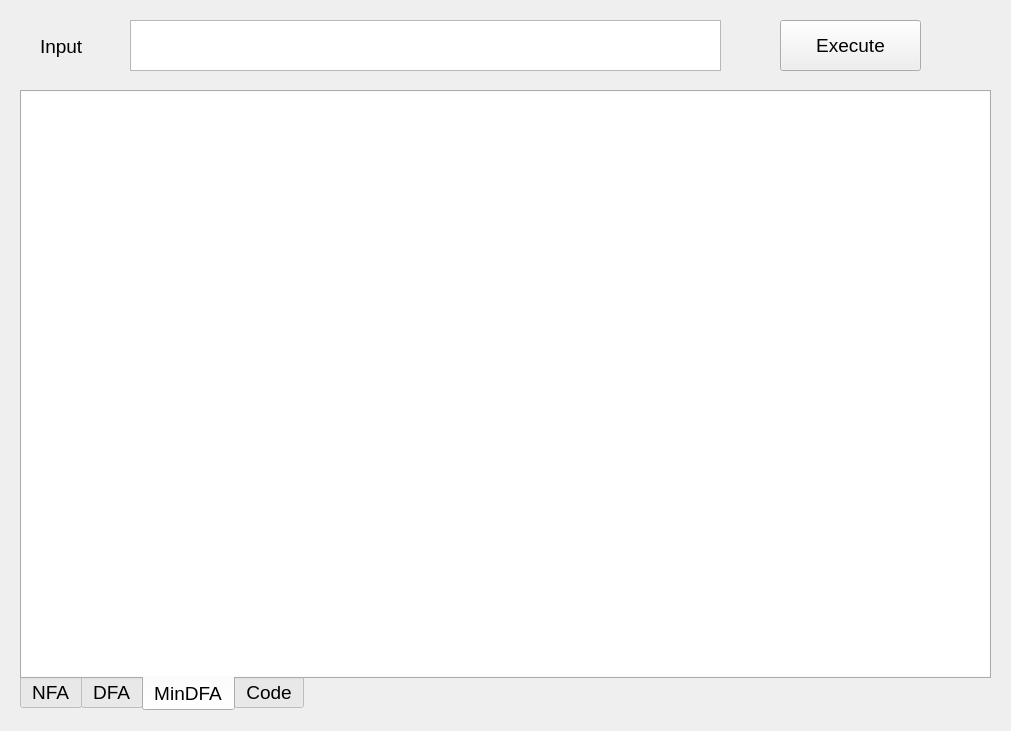
Qt form Project2/mainwidget.ui (dzcgood/CompilePrincipleExperiment) before a commit.
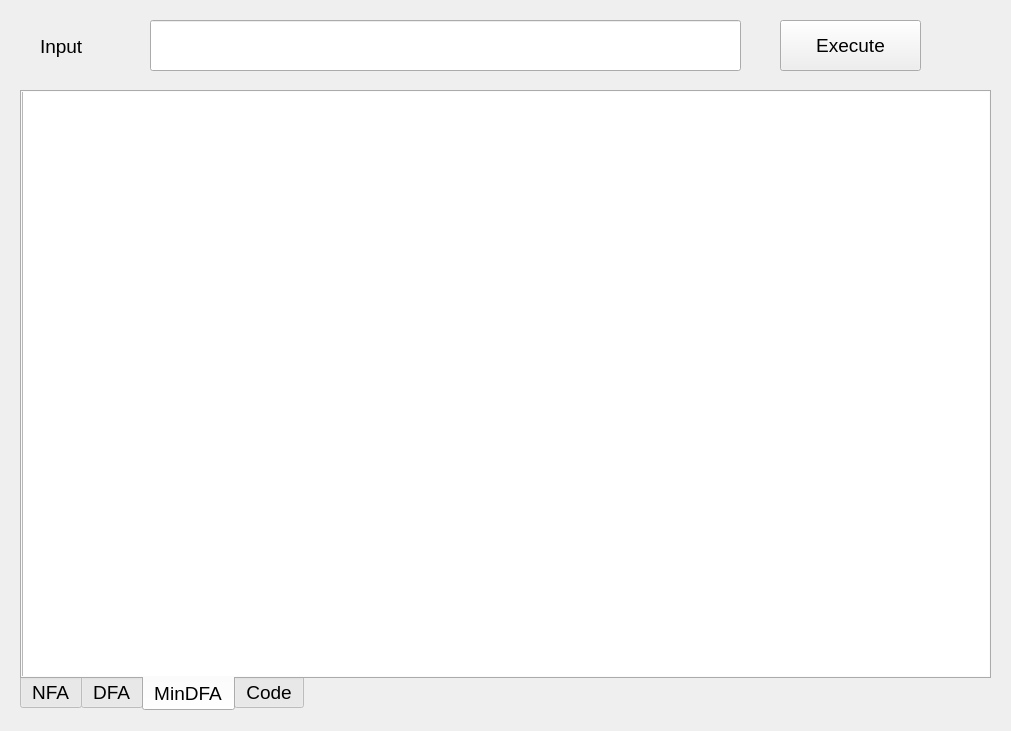
The same form after that commit. The open tabs and pages were chosen to show the change.

The edit to the form file:
```diff
--- a/Project2/mainwidget.ui
+++ b/Project2/mainwidget.ui
@@ -73,10 +73,10 @@
     <attribute name="title">
      <string>MinDFA</string>
     </attribute>
-    <widget class="QTextBrowser" name="minDfaTable">
+    <widget class="QTableWidget" name="minDfaTable">
      <property name="geometry">
       <rect>
-       <x>-10</x>
+       <x>0</x>
        <y>-10</y>
        <width>981</width>
        <height>601</height>
@@ -126,10 +126,10 @@
     <string>Execute</string>
    </property>
   </widget>
-  <widget class="QTextEdit" name="input">
+  <widget class="QLineEdit" name="input">
    <property name="geometry">
     <rect>
-     <x>130</x>
+     <x>150</x>
      <y>20</y>
      <width>591</width>
      <height>51</height>
```
Left out of the diff: 6 changed lines with no effect on the pictures.
